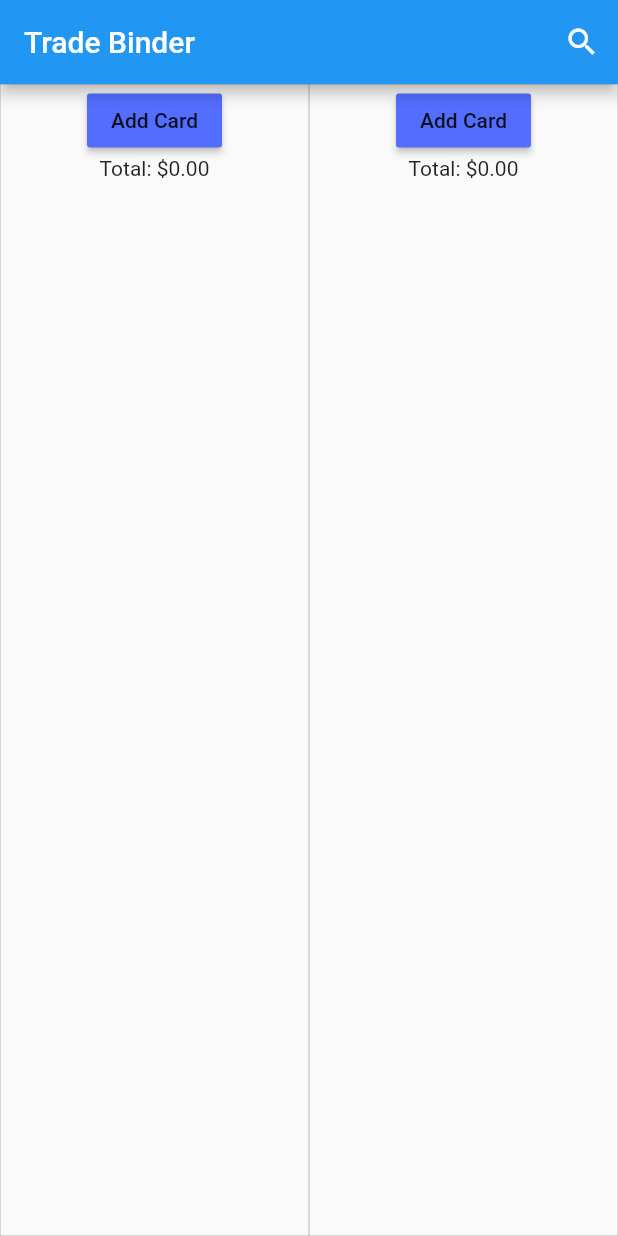
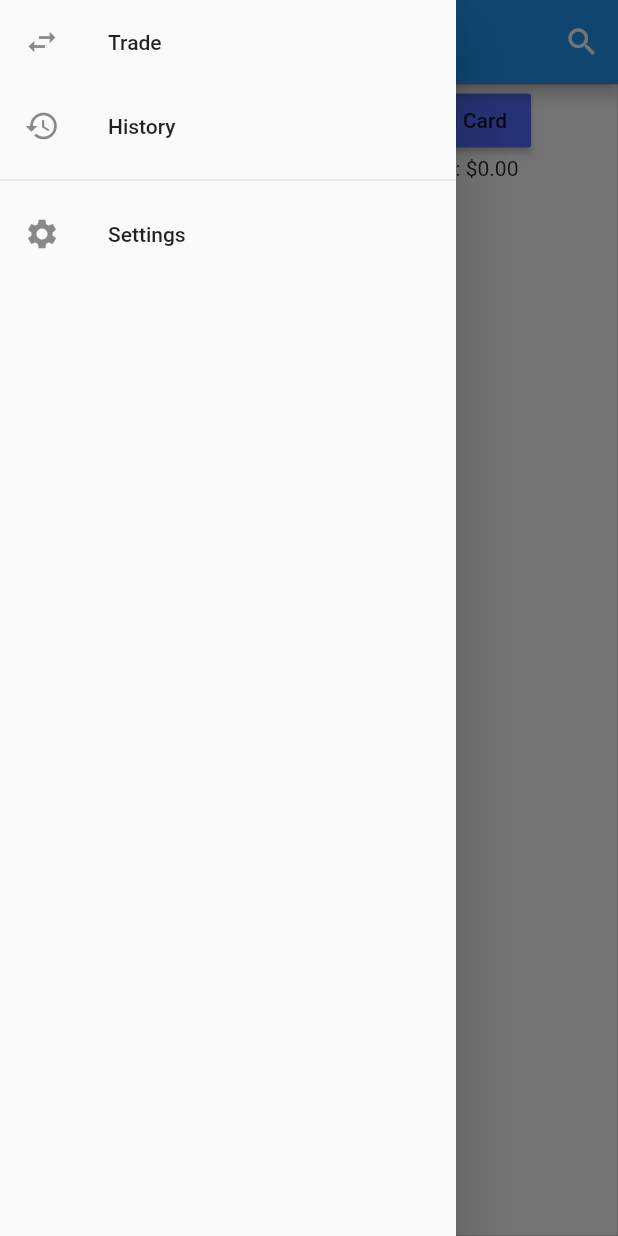
Before and after one commit to zendamacf/tradebinder, a Flutter app: the screen it shows after launch, with the side drawer open (before the commit the screen has no drawer), on a phone screen of 412 x 824 dp. Run offline on Flutter 3.47's test engine with Material 2 defaults, Android fonts, the phone set to English and light mode, and no system bars; our stand-ins replace dio, flutter_local_notifications, hive; missing offline and left inert: flutter_image, hashids2; accounts and stored records are empty; generated files the repository leaves out were written again.

Commit message:
Adds drawer menu & settings page

```diff
--- a/lib/db.dart
+++ b/lib/db.dart
@@ -29,4 +29,9 @@ class DB {
     cards.sort((a, b) => a.name.compareTo(b.name));
     return cards;
   }
+
+  static Future<void> deleteAllCards() async {
+    final box = await cardBox;
+    await box.clear();
+  }
 }
--- a/lib/pages/trader.dart
+++ b/lib/pages/trader.dart
@@ -3,6 +3,7 @@ import 'package:tradebinder/bloc/magiccardbloc.dart';
 import 'package:tradebinder/image.dart';
 import 'package:tradebinder/model/magiccard.dart';
 import 'package:tradebinder/utils.dart';
+import 'package:tradebinder/widgets/menu.dart';
 
 
 class TradePage extends StatefulWidget {
@@ -25,6 +26,7 @@ class TradePageState extends State<TradePage> {
     bloc.synchronize();
 
     return Scaffold(
+      drawer: DrawerMenu(),
       appBar: AppBar(
         title: Text('Trade Binder'),
         actions: <Widget>[
@@ -144,7 +146,7 @@ class _TradeListState extends State<TradeList> {
       'oracletext': 'Return any number of permanent cards with different names from your graveyard to the battlefield.',
       'flavortext': '<em>"The ground under our feet is a record of every slight against the world, to be avenged at a time of its choosing." -Gavi, nest warden</em>',
       'url': 'https://store.tcgplayer.com/magic/ikoria-lair-of-behemoths/eerie-ultimatum',
-      'imageurl': 'https://6d4be195623157e28848-7697ece4918e0a73861de0eb37d08968.ssl.cf1.rackcdn.com/212551_200w.jpg',
+      'imageurl': 'https://tcgplayer-cdn.tcgplayer.com/product/212551_400w.jpg',
       'setname': 'Ikoria: Lair of Behemoths',
   });
   final List<MagicCard> cards = [];
--- /dev/null
+++ b/lib/widgets/menu.dart
@@ -0,0 +1,38 @@
+import 'package:flutter/material.dart';
+import 'package:tradebinder/pages/trader.dart';
+import 'package:tradebinder/pages/settings.dart';
+
+class DrawerMenu extends StatelessWidget {
+  @override
+  Widget build(BuildContext context) {
+    return Drawer(
+      child: ListView(
+        children: [
+          ListTile(
+            leading: Icon(Icons.swap_horiz),
+            title: Text('Trade'),
+            onTap: () => Navigator.of(context).push(
+              MaterialPageRoute(
+                builder: (BuildContext context) => TradePage()
+              )
+            ),
+          ),
+          ListTile(
+            leading: Icon(Icons.history),
+            title: Text('History')
+          ),
+          Divider(),
+          ListTile(
+            leading: Icon(Icons.settings),
+            title: Text('Settings'),
+            onTap: () => Navigator.of(context).push(
+              MaterialPageRoute(
+                builder: (BuildContext context) => SettingsPage()
+              )
+            ),
+          )
+        ],
+      ),
+    );
+  }
+}
```
Also changed, not shown: lib/pages/settings.dart (added, +39 -0 lines).
